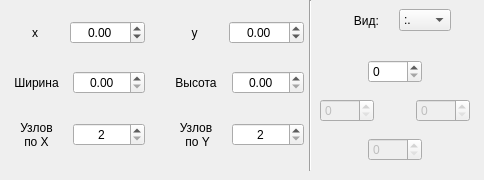
First picture: the form in ui/new_triangle.ui, repository SPC-project/Regular-Divider, before the edit.
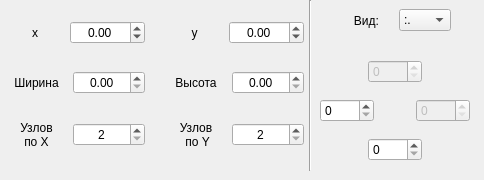
Second picture: the form after the edit.

Commit message: [UI] fix broken default view

```diff
--- a/ui/new_triangle.ui
+++ b/ui/new_triangle.ui
@@ -278,6 +278,9 @@
       </item>
       <item>
        <widget class="QSpinBox" name="air_top">
+        <property name="enabled">
+         <bool>false</bool>
+        </property>
         <property name="maximum">
          <number>1000</number>
         </property>
@@ -306,7 +309,7 @@
       <item>
        <widget class="QSpinBox" name="air_left">
         <property name="enabled">
-         <bool>false</bool>
+         <bool>true</bool>
         </property>
         <property name="maximum">
          <number>1000</number>
@@ -356,7 +359,7 @@
       <item>
        <widget class="QSpinBox" name="air_bottom">
         <property name="enabled">
-         <bool>false</bool>
+         <bool>true</bool>
         </property>
         <property name="maximum">
          <number>1000</number>
```
